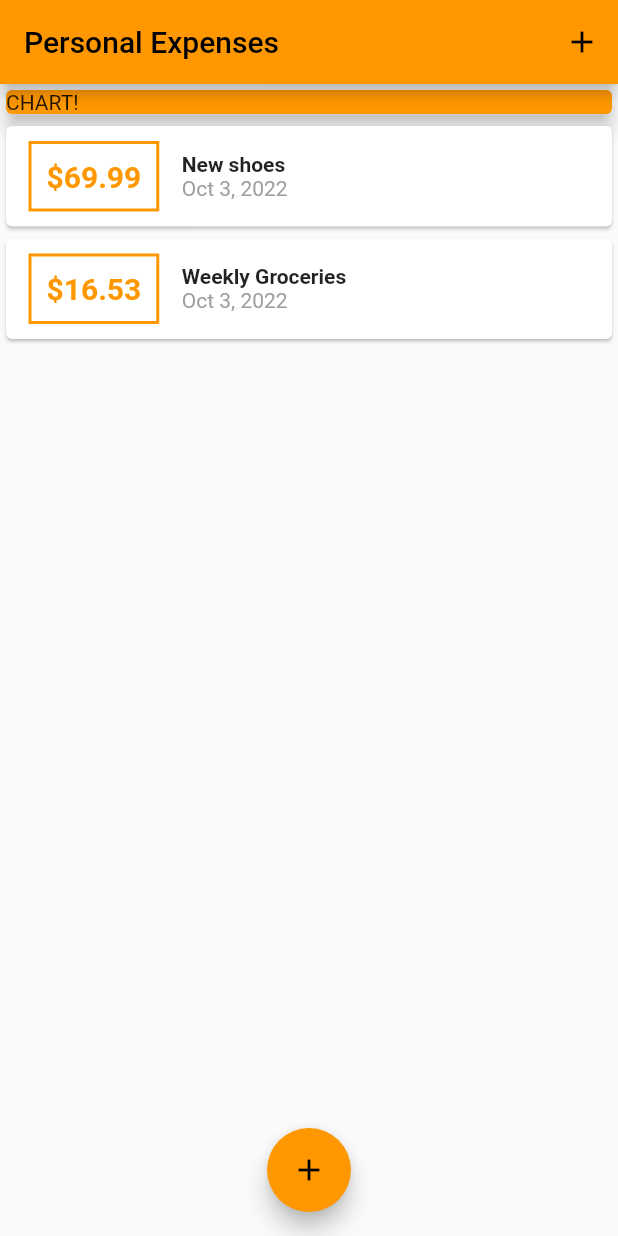
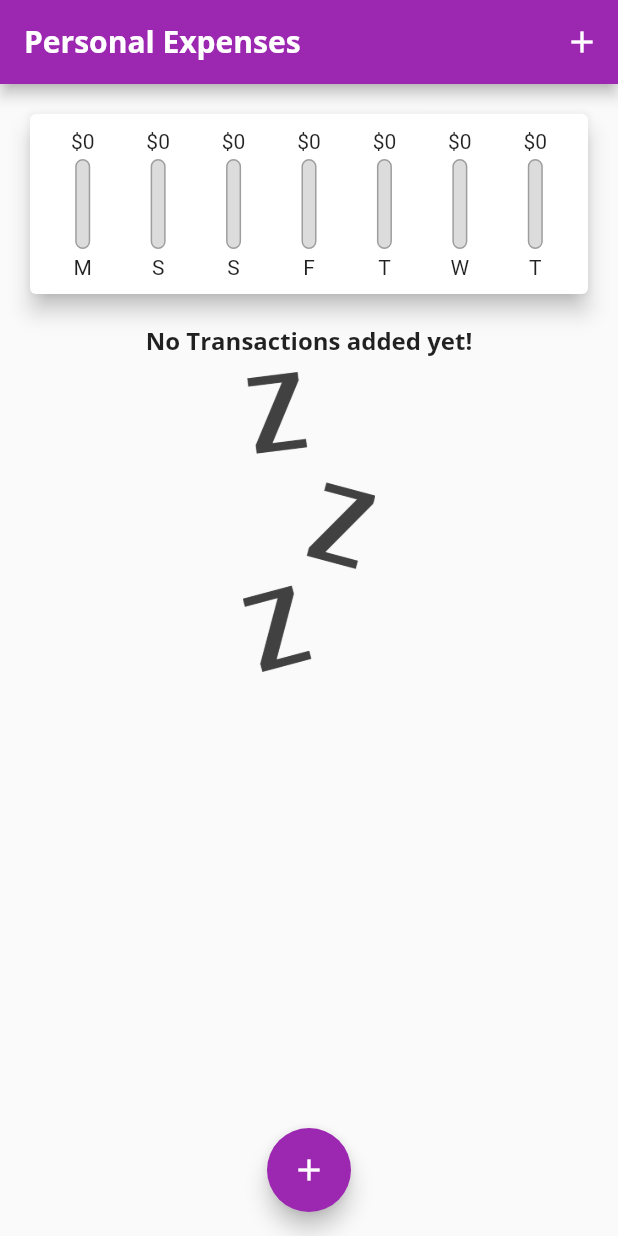
Before and after one commit to ductuanUET/personal_expenses_app, a Flutter app: the screen it shows after launch, on a phone screen of 412 x 824 dp. Run offline on Flutter 3.47's test engine with Material 2 defaults, Android fonts, the phone set to English and light mode, and no system bars; missing offline and left inert: dart:ffi.

Commit message:
add chart

```diff
--- a/lib/main.dart
+++ b/lib/main.dart
@@ -1,9 +1,8 @@
 import 'package:flutter/material.dart';
 import 'package:personal_expenses_app/widgets/new_transaction.dart';
 import 'models/transaction.dart';
-import 'package:intl/intl.dart';
-import 'package:intl/date_symbol_data_local.dart';
 import './widgets/transaction_list.dart';
+import 'widgets/chart.dart';
 
 void main() {
   runApp(MyApp());
@@ -17,9 +16,25 @@ class MyApp extends StatelessWidget {
     return MaterialApp(
       title: 'Personal Expenses',
       theme: ThemeData(
-        primarySwatch: Colors.orange,
-        accentColor: Colors.orange,
+        primarySwatch: Colors.purple,
+        accentColor: Colors.purple,
+        textTheme: ThemeData.light().textTheme.copyWith(
+          headline6: TextStyle(
+            fontFamily: 'OpenSans',
+            fontSize: 16,
+            fontWeight: FontWeight.bold,
+          )
+        ),
+        appBarTheme: AppBarTheme(
+          titleTextStyle: TextStyle(
+            fontFamily: 'OpenSans',
+            fontSize: 20,
+            fontWeight: FontWeight.bold,
+            color: Colors.white,
+          ),
+        ),
       ),
+
       home: MyHomePage(),
     );
   }
@@ -45,19 +60,25 @@ class _MyHomePageState extends State<MyHomePage> {
   }
 
   final List<Transaction> _userTransactions = [
-    Transaction(
-      id: 't1',
-      title: 'New shoes',
-      amount: 69.99,
-      date: DateTime.now(),
-    ),
-    Transaction(
-      id: 't2',
-      title: 'Weekly Groceries',
-      amount: 16.53,
-      date: DateTime.now(),
-    ),
+    // Transaction(
+    //   id: 't1',
+    //   title: 'New shoes',
+    //   amount: 69.99,
+    //   date: DateTime.now(),
+    // ),
+    // Transaction(
+    //   id: 't2',
+    //   title: 'Weekly Groceries',
+    //   amount: 16.53,
+    //   date: DateTime.now(),
+    // ),
   ];
+
+  List<Transaction> get _recentTransactions {
+    return _userTransactions.where((tx) {
+      return tx.date!.isAfter(DateTime.now().subtract(Duration(days: 7)));
+    }).toList();
+  }
 
   void _startAddNewTransaction(BuildContext ctx) {
     showModalBottomSheet(context: ctx, builder: (_) {
@@ -84,14 +105,7 @@ class _MyHomePageState extends State<MyHomePage> {
             //mainAxisAlignment: MainAxisAlignment.start,
             crossAxisAlignment: CrossAxisAlignment.stretch,
             children: <Widget>[
-              Container(
-                width: double.infinity,
-                child: Card(
-                  color: Colors.orange,
-                  child: Text('CHART!'),
-                  elevation: 5,
-                ),
-              ),
+              Chart(_userTransactions),
               TransactionList(_userTransactions),
             ],
           ),
--- /dev/null
+++ b/lib/widgets/chart.dart
@@ -0,0 +1,63 @@
+import 'package:flutter/material.dart';
+import 'package:personal_expenses_app/models/transaction.dart';
+import 'package:personal_expenses_app/widgets/chart_bar.dart';
+import '../models/transaction.dart';
+import 'package:intl/intl.dart';
+
+class Chart extends StatelessWidget {
+  final List<Transaction> recentTransactions;
+
+  Chart(this.recentTransactions);
+
+  List<Map<String, dynamic>> get groupedTransactionValues {
+    return List.generate(7, (index) {
+      final weekDay = DateTime.now().subtract(
+        Duration(days: index),
+      );
+      var totalSum = 0.0;
+
+      for (var i = 0; i < recentTransactions.length; i++) {
+        if (recentTransactions[i].date?.day == weekDay.day &&
+            recentTransactions[i].date?.month == weekDay.month &&
+            recentTransactions[i].date?.year == weekDay.year) {
+          totalSum += recentTransactions[i].amount!;
+        }
+      }
+
+      print(DateFormat.E().format(weekDay));
+      print(totalSum);
+
+      return {'day': DateFormat.E().format(weekDay).substring(0, 1), 'amount': totalSum};
+    });
+  }
+
+  double get totalSpending {
+    return groupedTransactionValues.fold(0.0, (sum, item) {
+      return sum + item['amount'];
+    });
+  }
+
+  @override
+  Widget build(BuildContext context) {
+    print(groupedTransactionValues);
+    return Card(
+        elevation: 6,
+        margin: EdgeInsets.all(20),
+        child: Container(
+          padding: EdgeInsets.all(10),
+          child: Row(
+            mainAxisAlignment: MainAxisAlignment.spaceAround,
+            children: groupedTransactionValues.map((data) {
+              return Flexible(
+                fit: FlexFit.tight,
+                child: ChartBar(
+                  data['day'],
+                  data['amount'],
+                  totalSpending == 0.0 ? 0.0 : (data['amount'] as double) / totalSpending,
+                ),
+              );
+            }).toList()
+          ),
+        ));
+  }
+}
--- /dev/null
+++ b/lib/widgets/chart_bar.dart
@@ -0,0 +1,51 @@
+import 'package:flutter/material.dart';
+
+class ChartBar extends StatelessWidget {
+  final String label;
+  final double spendingAmount;
+  final double spendingPctOfTotal;
+
+  ChartBar(this.label, this.spendingAmount, this.spendingPctOfTotal);
+
+  @override
+  Widget build(BuildContext context) {
+    return Column(
+      children: <Widget>[
+        FittedBox(
+          child: Text('\$${spendingAmount.toStringAsFixed(0)}'),
+        ),
+        SizedBox(
+          height: 4,
+        ),
+        Container(
+          height: 60,
+          width: 10,
+          child: Stack(
+            children: <Widget>[
+              Container(
+                decoration: BoxDecoration(
+                  border: Border.all(color: Colors.grey, width: 1.0),
+                  color: Color.fromRGBO(220, 220, 220, 1),
+                  borderRadius: BorderRadius.circular(10),
+                ),
+              ),
+              FractionallySizedBox(
+                heightFactor: spendingPctOfTotal,
+                child: Container(
+                  decoration: BoxDecoration(
+                    color: Theme.of(context).primaryColor,
+                    borderRadius: BorderRadius.circular(10),
+                  ),
+                ),
+              ),
+            ],
+          ),
+        ),
+        SizedBox(
+          height: 4,
+        ),
+        Text(label),
+      ],
+    );
+  }
+}
--- a/lib/widgets/transaction_list.dart
+++ b/lib/widgets/transaction_list.dart
@@ -11,37 +11,35 @@ TransactionList(this.transactions);
   Widget build(BuildContext context) {
     return Container(
       height: 300,
-        child: ListView.builder(
+      child: transactions.isEmpty
+          ? Column(
+              children: [
+                Text('No Transactions added yet!',
+                    style: Theme.of(context).textTheme.headline6),
+                SizedBox(
+                  height: 10,
+                ),
+                Container(
+                    height: 200,
+                    child: Image.asset('assets/images/waiting.png',
+                        fit: BoxFit.cover))
+              ],
+            )
+          : ListView.builder(
               itemBuilder: (ctx, index) {
                 return Card(
-              child: Row(
-                children: [
-                  Container(
-                    margin: EdgeInsets.symmetric(
-                      vertical: 10,
-                      horizontal: 15,
+                  margin: EdgeInsets.symmetric(vertical: 8, horizontal: 5),
+                  child: ListTile(
+                    leading: CircleAvatar(
+                      radius: 30,
+                      child: Padding(
+                        padding: EdgeInsets.all(10),
+                        child: FittedBox(
+                            child: Text('\$${transactions[index].amount}')),
                       ),
-                    decoration: BoxDecoration(
-                        border: Border.all(color: Theme.of(context).primaryColor, width: 2)),
-                    child: Text(
-                      '\$${transactions[index].amount!.toStringAsFixed(2)}',
-                      style: TextStyle(
-                          fontWeight: FontWeight.bold,
-                          color: Theme.of(context).primaryColor,
-                          fontSize: 20),
                     ),
-                    padding: EdgeInsets.all(10),
-                  ),
-                  Column(
-                    crossAxisAlignment: CrossAxisAlignment.start,
-                    children: [
-                      Text(transactions[index].title!,
-                          style: TextStyle(fontWeight: FontWeight.bold)),
-                      Text(DateFormat().add_yMMMd().format(transactions[index].date!),
-                          style: TextStyle(color: Colors.grey))
-                    ],
-                  )
-                ],
+                    title: Text(transactions[index].title!, style: Theme.of(context).textTheme.headline6,),
+                    subtitle: Text(DateFormat.yMMMd().format(transactions[index].date!)),
                   ),
                 );
               },
```
Also changed, not shown: pubspec.yaml (+15 -14 lines), assets/images/waiting.png (added). Lines whose indentation alone changed are shown as unchanged.
